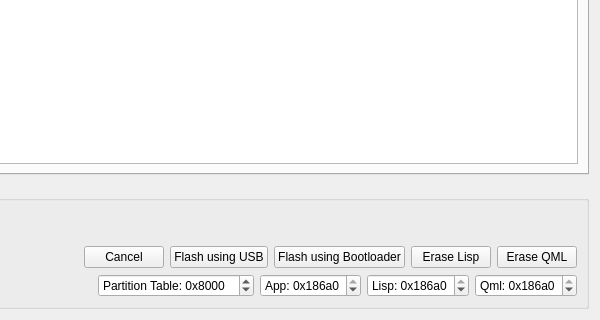
Old version of the form pages/pageespprog.ui in the repository vedderb/vesc_tool; both pictures show x 520 to 1120 and y 250 to 570 of the 1120 by 570 pixel window.
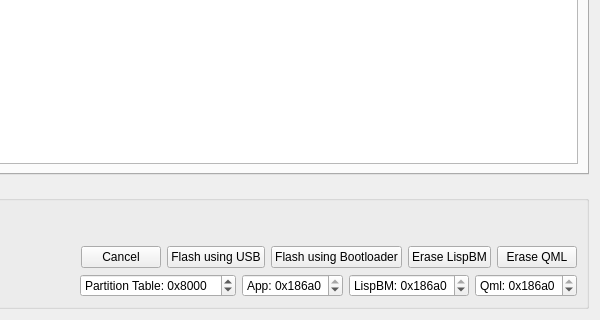
New version of the form. Icons and pictures are not drawn. Custom widgets are drawn as their Qt base class.

Commit message:
Change usage of "Lisp" to "LispBM" in UI
Changes all places which refer to LispBM as "Lisp" to instead use
the full capitalized form "LispBM" to be more precise. This aligns the
UI with the change to prefer the ".lbm" extension over ".lisp".

Also removes incorrectly hyphens in compound nouns which include "lisp".
For example, "LispBM-scripts" is changed to "LispBM scripts".

Additionally changes the Discord channel name referenced in pagelisp.cpp to
match the name in the official Discord.

Patch:
```diff
--- a/pages/pageespprog.ui
+++ b/pages/pageespprog.ui
@@ -313,7 +313,7 @@
         <item>
          <widget class="QPushButton" name="eraseLispButton">
           <property name="text">
-           <string>Erase Lisp</string>
+           <string>Erase LispBM</string>
           </property>
          </widget>
         </item>
@@ -376,7 +376,7 @@
         <item>
          <widget class="QSpinBox" name="lispOffsetBox">
           <property name="prefix">
-           <string>Lisp: 0x</string>
+           <string>LispBM: 0x</string>
           </property>
           <property name="maximum">
            <number>9999999</number>
```
The commit also changes 15 other files.
